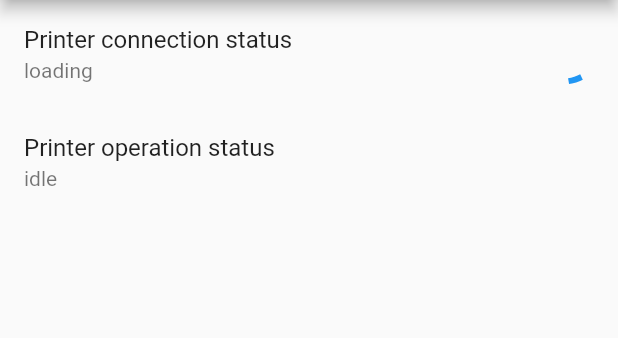
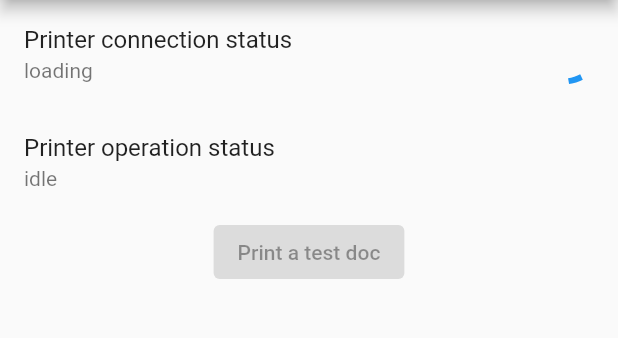
Before and after one commit to iamDjang0o/rongta_printer, a Flutter app: the screen it shows after launch, on a phone screen of 412 x 824 dp, the part 84-422 px from its top. Run offline on Flutter 3.47's test engine with Material 2 defaults, Android fonts, the phone set to English and light mode, and no system bars; our stand-ins replace plugin_platform_interface.

Commit message:
- Example enhancement

```diff
--- a/example/lib/main.dart
+++ b/example/lib/main.dart
@@ -75,6 +75,25 @@ class _MyAppState extends State<MyApp> {
     if (!mounted) return;
   }
 
+  Widget? connectionStatusWidget() {
+    switch (connectionStatus) {
+      case PrinterConnectionStatus.initial:
+        return null;
+      case PrinterConnectionStatus.loading:
+        return const CircularProgressIndicator();
+      case PrinterConnectionStatus.connected:
+        return const Icon(
+          Icons.check_circle,
+          color: Colors.green,
+        );
+      case PrinterConnectionStatus.disconnected:
+        return const Icon(
+          Icons.error,
+          color: Colors.red,
+        );
+    }
+  }
+
   @override
   Widget build(BuildContext context) {
     return MaterialApp(
@@ -87,13 +106,26 @@ class _MyAppState extends State<MyApp> {
             ListTile(
               title: const Text('Printer connection status'),
               subtitle: Text(connectionStatus.name),
-              trailing: connectionStatus != PrinterConnectionStatus.loading
-                  ? null
-                  : const CircularProgressIndicator(),
+              trailing: connectionStatusWidget(),
             ),
             ListTile(
               title: const Text('Printer operation status'),
               subtitle: Text(operationStatus.name),
+            ),
+            ElevatedButton(
+              onPressed: connectionStatus == PrinterConnectionStatus.connected
+                  ? () {
+                      _rongtaPrinterPlugin.print(
+                        doc: Column(
+                          children: const [
+                            FlutterLogo(),
+                            Text('Rongta printing example'),
+                          ],
+                        ),
+                      );
+                    }
+                  : null,
+              child: const Text('Print a test doc'),
             ),
           ],
         ),
```
